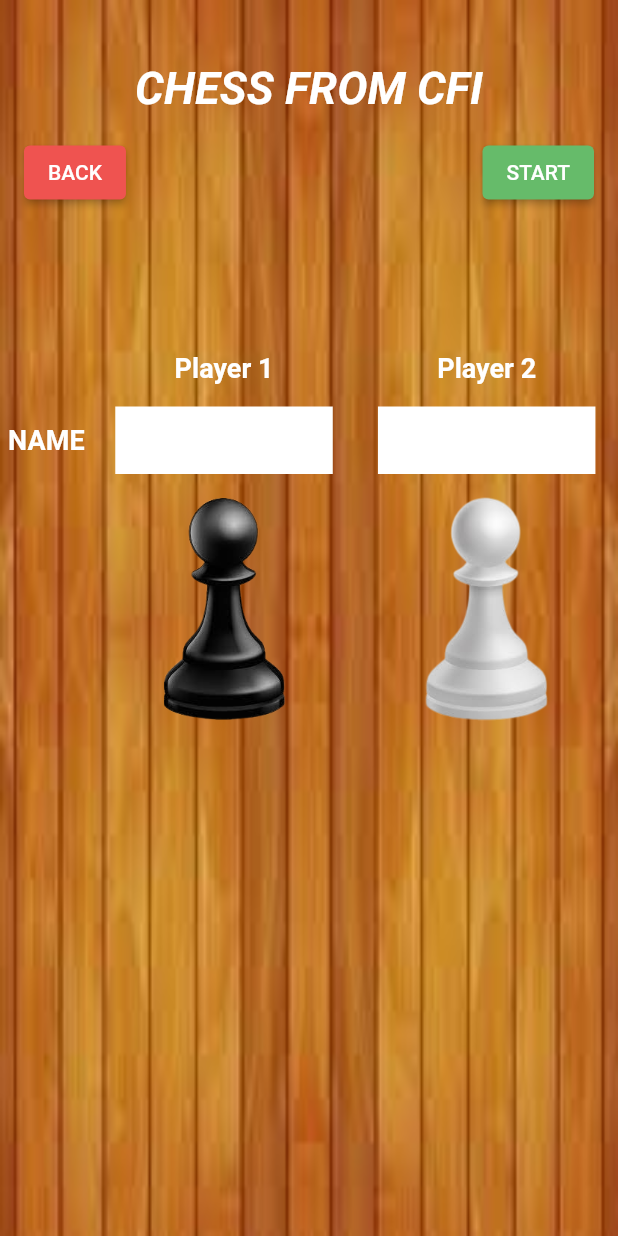
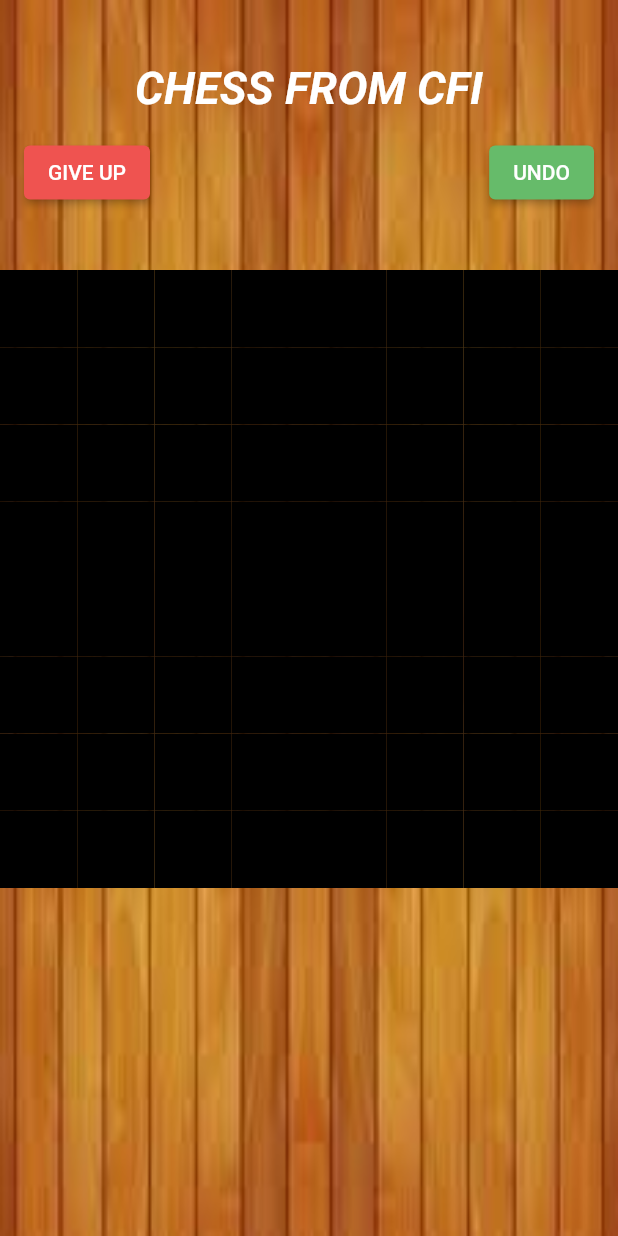
Before and after one commit to RasagnyaG/chess-app, a Flutter app: the PlayersPage screen opened directly, after a tap on "START", on a phone screen of 412 x 824 dp. Run offline on Flutter 3.47's test engine with Material 2 defaults, Android fonts, the phone set to English and light mode, and no system bars.

```diff
--- /dev/null
+++ b/lib/screens/game.dart
@@ -0,0 +1,74 @@
+import 'package:chess_app/widgets/chessBoard.dart';
+import 'package:flutter/material.dart';
+import 'package:flutter/src/widgets/container.dart';
+import 'package:flutter/src/widgets/framework.dart';
+
+class GameScreen extends StatefulWidget {
+  const GameScreen({super.key});
+
+  @override
+  State<GameScreen> createState() => _GameScreenState();
+}
+
+class _GameScreenState extends State<GameScreen> {
+  @override
+  Widget build(BuildContext context) {
+    return Container(
+      decoration: const BoxDecoration(
+          image: DecorationImage(
+              image: AssetImage('assets/background.jpeg'), fit: BoxFit.fill)),
+      child: Scaffold(
+        backgroundColor: Colors.transparent,
+        appBar: AppBar(
+            toolbarHeight: 180,
+            title: Column(
+              crossAxisAlignment: CrossAxisAlignment.center,
+              children: <Widget>[
+                const Text(
+                  'CHESS FROM CFI',
+                  style: TextStyle(
+                      fontStyle: FontStyle.italic,
+                      fontWeight: FontWeight.bold,
+                      fontSize: 30),
+                ),
+                Padding(
+                  padding: const EdgeInsets.only(top: 15),
+                  child: Row(
+                    mainAxisAlignment: MainAxisAlignment.spaceBetween,
+                    children: <Widget>[
+                      ElevatedButton(
+                        onPressed: () => Navigator.of(context).pop(),
+                        style: ButtonStyle(
+                            backgroundColor:
+                                MaterialStateProperty.all(Colors.red[400])),
+                        child: const Text('GIVE UP'),
+                      ),
+                      ElevatedButton(
+                        onPressed: () {},
+                        style: ButtonStyle(
+                            backgroundColor:
+                                MaterialStateProperty.all(Colors.green[400])),
+                        child: const Text('UNDO'),
+                      ),
+                    ],
+                  ),
+                )
+              ],
+            ),
+            backgroundColor: Colors.transparent,
+            shadowColor: Colors.transparent,
+            centerTitle: true,
+            automaticallyImplyLeading: false),
+        body: Center(
+          child: Expanded(
+            child: Column(
+              children: const [
+                Expanded(child: ChessBoard()),
+              ],
+            ),
+          ),
+        ),
+      ),
+    );
+  }
+}
--- a/lib/screens/players.dart
+++ b/lib/screens/players.dart
@@ -1,7 +1,5 @@
+import 'package:chess_app/screens/game.dart';
 import 'package:flutter/material.dart';
-import 'package:flutter/services.dart';
-import 'package:flutter/src/widgets/container.dart';
-import 'package:flutter/src/widgets/framework.dart';
 
 final player1Controller = TextEditingController();
 final player2Controller = TextEditingController();
@@ -43,7 +41,11 @@ class PlayersPage extends StatelessWidget {
                         child: const Text('BACK'),
                       ),
                       ElevatedButton(
-                        onPressed: () {},
+                        onPressed: () => Navigator.push(
+                            context,
+                            MaterialPageRoute(
+                              builder: (context) => const GameScreen(),
+                            )),
                         style: ButtonStyle(
                             backgroundColor:
                                 MaterialStateProperty.all(Colors.green[400])),
--- /dev/null
+++ b/lib/services/bishop.dart
@@ -0,0 +1,23 @@
+class Bishop {
+  int x;
+  int y;
+
+  Bishop(this.x, this.y);
+
+  List<List<int>> possibleMoves() {
+    List<List<int>> moves = [];
+    int n = 1;
+    int newX = x + n;
+    int newY = y + n;
+    while (newX < 8 && newY < 8) {
+      moves.add([newX, newY]);
+      n++;
+    }
+    return moves;
+  }
+
+  void movePiece(int newX, int newY) {
+    x = newX;
+    y = newY;
+  }
+}
--- /dev/null
+++ b/lib/widgets/chessBoard.dart
@@ -0,0 +1,27 @@
+import 'package:flutter/material.dart';
+import 'package:flutter/src/widgets/container.dart';
+import 'package:flutter/src/widgets/framework.dart';
+
+class ChessBoard extends StatefulWidget {
+  const ChessBoard({super.key});
+
+  @override
+  State<ChessBoard> createState() => _ChessBoardState();
+}
+
+class _ChessBoardState extends State<ChessBoard> {
+  @override
+  Widget build(BuildContext context) {
+    return GridView.count(
+      crossAxisCount: 8,
+      scrollDirection: Axis.vertical,
+      children: List.generate(64, (index) {
+        return Container(
+          key: Key(index.toString()),
+          height: 10,
+          color: Colors.black,
+        );
+      }),
+    );
+  }
+}
```
